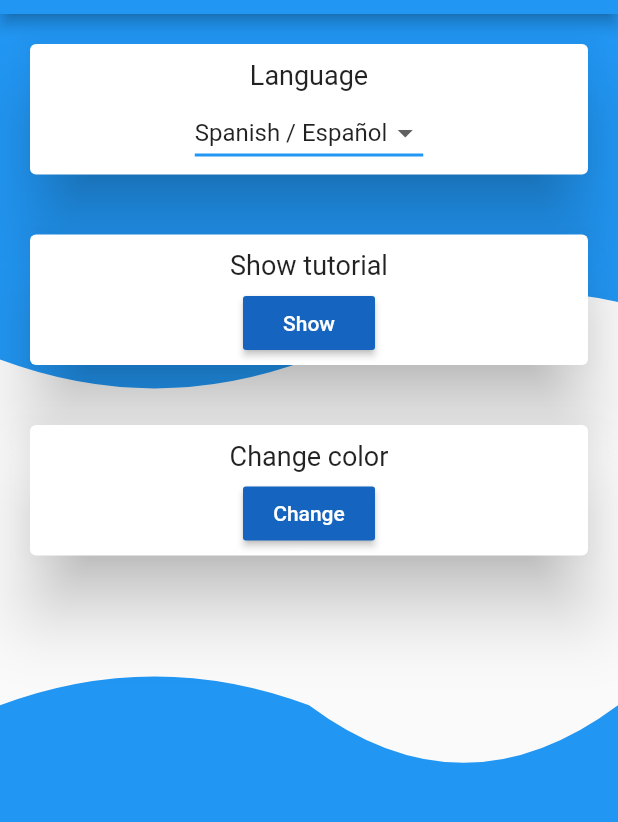
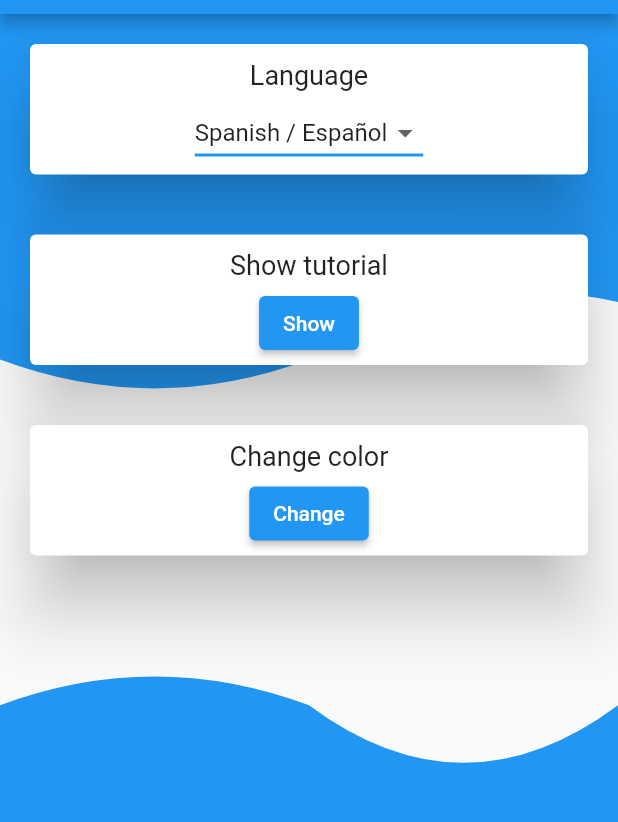
Before and after one commit to jaime2196/todo, a Flutter app: the OpcionesPage screen opened by its route, on a phone screen of 412 x 824 dp, the part 70-892 px from its top. Run offline on Flutter 3.47's test engine with Material 2 defaults, Android fonts, the phone set to English and light mode, and no system bars; our stand-ins replace flutter_colorpicker, shared_preferences; missing offline and left inert: tutorial; accounts and stored records are empty.

Commit message:
migracion a flutter 2 y compatibilidad web

```diff
--- a/lib/main.dart
+++ b/lib/main.dart
@@ -65,6 +65,11 @@ class _MyAppState extends State<MyApp> {
       debugShowCheckedModeBanner: false,
       theme: ThemeData(
         primarySwatch: _color,
+        floatingActionButtonTheme: FloatingActionButtonThemeData(
+          elevation: 50,
+          backgroundColor: _color,
+          foregroundColor: SharedPref.esOscuro()?Colors.white:Colors.black
+        ),
       ),
       home: Home(),
       routes: {
--- a/lib/models/Lista.dart
+++ b/lib/models/Lista.dart
@@ -58,7 +58,7 @@ class Tarea {
 class UtilLista{
 
   static List<Lista> generateLista(List<dynamic> list){
-    List<Lista> listaListas= new List<Lista>();
+    List<Lista> listaListas=  [];
     Lista lista;
     list.forEach((element) {
       lista = new Lista(nombreLista: element["nombreLista"], tareas: null);
--- a/lib/pages/detalleLista.dart
+++ b/lib/pages/detalleLista.dart
@@ -84,7 +84,7 @@ class _DetalleListaState extends State<DetalleLista> {
     Tarea tarea= Tarea( nombre: nombreTarea,completada: false);
 
     if(lista.tareas==null){
-      lista.tareas = new List<Tarea>();
+      lista.tareas = [];
     }
     lista.tareas.add(tarea);
     List<Lista> listas= SharedPref.getListas();
@@ -222,7 +222,9 @@ class _DetalleListaState extends State<DetalleLista> {
     tareaSalvar=lista.tareas[index];
     indiceTareaSalvar=index;
     lista.tareas.removeAt(index);
-    Scaffold.of(contextGeneral).showSnackBar(snackBar);
+
+    //Scaffold.of(contextGeneral).showSnackBar(snackBar);
+    ScaffoldMessenger.of(context).showSnackBar(snackBar);
 
     List<Lista> listas= SharedPref.getListas();
     listas.removeAt(indice);
--- a/lib/pages/opciones.dart
+++ b/lib/pages/opciones.dart
@@ -122,8 +122,9 @@ class _OpcionesPageState extends State<OpcionesPage> {
           Text(Languages.of(context).labelMostrarTutorial,style: TextStyle(fontSize: 18)),
           ListTile(
             title: Center(
-              child: RaisedButton(
-                color: SharedPref.getColor()[800],
+              child: ElevatedButton(
+                //style: ButtonStyle(co:  SharedPref.getColor()[800]),
+                //color: SharedPref.getColor()[800],
                 child: Text(
                   Languages.of(context).labelMostrar,
                   style: TextStyle(
@@ -151,8 +152,8 @@ class _OpcionesPageState extends State<OpcionesPage> {
           Text(Languages.of(context).labelCambiarColor,style: TextStyle(fontSize: 18)),
           ListTile(
             title: Center(
-              child: RaisedButton(
-                color: SharedPref.getColor()[800],
+              child: ElevatedButton(
+                //color: SharedPref.getColor()[800],
                 child: Text(Languages.of(context).labelCambiar, style: TextStyle(color: SharedPref.esOscuro()?Colors.white:Colors.black),),
                 onPressed: (){
                   _mostrarDialogo(context);
--- a/lib/services/SharedPref.dart
+++ b/lib/services/SharedPref.dart
@@ -50,7 +50,7 @@ class SharedPref{
     if(listas!=null){
       listas.add(lista);
     }else{
-      listas = new List<Lista>();
+      listas = [];
       listas.add(lista);
     }
     setListas(listas);
```
Also changed, not shown: lib/pages/home.dart (+5 -7 lines), 1 other file.
